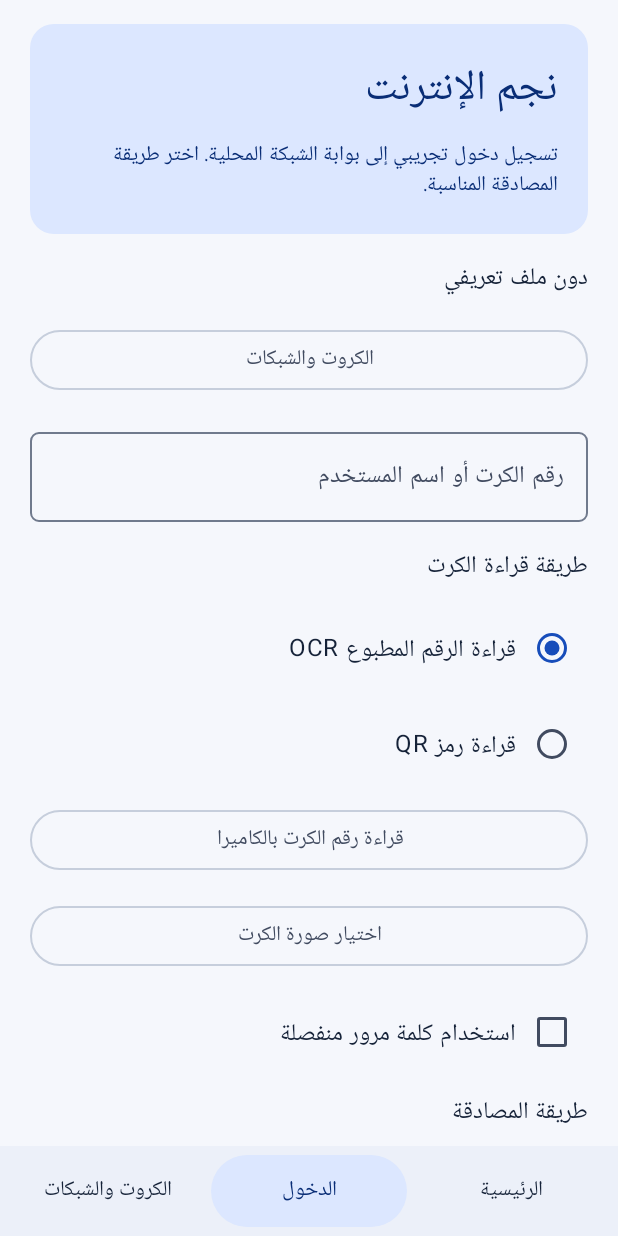
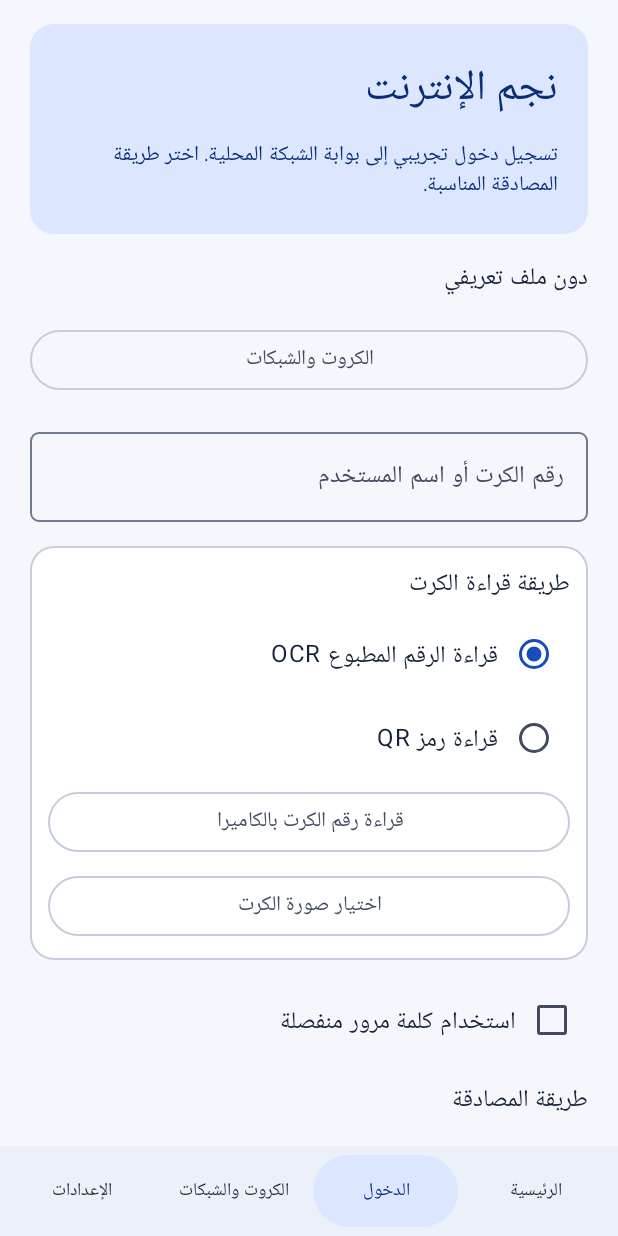
Before and after one commit to salehbinamrat/Najim-Android, an Android app built with Jetpack Compose: the screen it shows after launch (MainActivity), after a tap on "الدخول", on a phone screen of 412 x 824 dp. Run offline under Robolectric (Android 15) with nearby library versions, the phone set to English and light mode, and no system bars; libraries missing offline, so code that uses them is left out: androidx.camera.core, androidx.camera.lifecycle, androidx.camera.view, com.google.mlkit.vision.

Commit message:
Phase 08B2: verified appearance settings and modular screen components

```diff
--- a/app/src/main/java/com/najim/android/MainActivity.kt
+++ b/app/src/main/java/com/najim/android/MainActivity.kt
@@ -28,8 +28,15 @@ import com.najim.android.storage.AndroidVault
 import com.najim.android.storage.ProfileController
 import com.najim.android.storage.ProfileState
 import java.util.concurrent.Executors
+import com.najim.android.settings.AppearanceMode
+import com.najim.android.settings.AppearancePreferences
 
 class MainActivity : ComponentActivity() {
+    private val appearance = mutableStateOf(AppearanceMode.SYSTEM)
+    private val appearanceReady = mutableStateOf(false)
+    private val appearanceSaving = mutableStateOf(false)
+    private val appearanceFailed = mutableStateOf(false)
+    private lateinit var appearancePreferences: AppearancePreferences
     private val discoveryState = mutableStateOf<DiscoveryState>(DiscoveryState.Unavailable)
     private val attemptState = mutableStateOf<LoginAttemptState>(LoginAttemptState.Idle)
     private val inputGeneration = mutableStateOf(0)
@@ -50,6 +57,17 @@ class MainActivity : ComponentActivity() {
         gallery = GalleryImport(applicationContext.contentResolver, galleryWorker) { galleryState.value = it }
         val transport = AndroidGatewayTransport(applicationContext)
         val main = Handler(Looper.getMainLooper())
+        appearancePreferences = AppearancePreferences(applicationContext)
+        storageWorker.execute {
+            val loaded = runCatching { appearancePreferences.read() }
+            main.post {
+                if (!isDestroyed) {
+                    appearance.value = loaded.getOrDefault(AppearanceMode.SYSTEM)
+                    appearanceFailed.value = loaded.isFailure
+                    appearanceReady.value = true
+                }
+            }
+        }
         profiles = ProfileController(storageWorker, { task -> main.post { task() } },
             AndroidVault.create(applicationContext), { profileState.value = it })
         attempts = LoginAttemptController(
@@ -72,11 +90,16 @@ class MainActivity : ComponentActivity() {
         }
         enableEdgeToEdge()
         setContent {
-            NajimTheme {
+            NajimTheme(appearance.value) {
                 CompositionLocalProvider(LocalLayoutDirection provides LayoutDirection.Rtl) {
                     key(inputGeneration.value) {
                         FoundationScreen(discoveryState.value, discovery::refresh, attemptState.value,
                             lifecycleOwner = this@MainActivity,
+                            appearance = appearance.value,
+                            appearanceReady = appearanceReady.value,
+                            appearanceSaving = appearanceSaving.value,
+                            appearanceFailed = appearanceFailed.value,
+                            changeAppearance = ::changeAppearance,
                             profileState = profileState.value,
                             refreshProfiles = { profiles.refresh() },
                             createProfile = { name -> profiles.create(discoveryState.value, name) },
@@ -129,6 +152,23 @@ class MainActivity : ComponentActivity() {
         }
     }
 
+    private fun changeAppearance(mode: AppearanceMode) {
+        if (!appearanceReady.value || appearanceSaving.value || mode == appearance.value) return
+        appearanceSaving.value = true
+        appearanceFailed.value = false
+        val main = Handler(Looper.getMainLooper())
+        storageWorker.execute {
+            val saved = runCatching { appearancePreferences.write(mode) }.getOrDefault(false)
+            main.post {
+                if (!isDestroyed) {
+                    if (saved) appearance.value = mode
+                    appearanceFailed.value = !saved
+                    appearanceSaving.value = false
+                }
+            }
+        }
+    }
+
     override fun onStart() {
         super.onStart()
         discovery.start()
--- /dev/null
+++ b/app/src/main/java/com/najim/android/settings/AppearanceMode.kt
@@ -0,0 +1,16 @@
+package com.najim.android.settings
+
+internal enum class AppearanceMode(val storedValue: String) {
+    SYSTEM("system"), LIGHT("light"), DARK("dark");
+
+    fun usesDark(systemDark: Boolean): Boolean = when (this) {
+        SYSTEM -> systemDark
+        LIGHT -> false
+        DARK -> true
+    }
+
+    companion object {
+        fun fromStored(value: String?): AppearanceMode =
+            entries.firstOrNull { it.storedValue == value } ?: SYSTEM
+    }
+}
--- /dev/null
+++ b/app/src/main/java/com/najim/android/settings/AppearancePreferences.kt
@@ -0,0 +1,14 @@
+package com.najim.android.settings
+
+import android.content.Context
+
+/** Non-sensitive appearance only; never store credentials or consent here. Worker thread access. */
+internal class AppearancePreferences(context: Context) {
+    private val app = context.applicationContext
+    private fun preferences() = app.getSharedPreferences("appearance", Context.MODE_PRIVATE)
+
+    fun read(): AppearanceMode = AppearanceMode.fromStored(preferences().getString("mode", null))
+
+    fun write(mode: AppearanceMode): Boolean =
+        preferences().edit().putString("mode", mode.storedValue).commit()
+}
--- a/app/src/main/java/com/najim/android/ui/FoundationScreen.kt
+++ b/app/src/main/java/com/najim/android/ui/FoundationScreen.kt
@@ -2,6 +2,8 @@ package com.najim.android.ui
 
 import androidx.compose.foundation.layout.*
 import androidx.lifecycle.LifecycleOwner
+import androidx.activity.compose.BackHandler
+import com.najim.android.settings.AppearanceMode
 import androidx.compose.foundation.rememberScrollState
 import androidx.compose.foundation.verticalScroll
 import androidx.compose.foundation.text.KeyboardOptions
@@ -12,8 +14,6 @@ import androidx.compose.ui.Alignment
 import androidx.compose.ui.res.stringResource
 import androidx.compose.ui.text.input.KeyboardType
 import androidx.compose.ui.text.input.PasswordVisualTransformation
-import androidx.compose.ui.platform.LocalLayoutDirection
-import androidx.compose.ui.unit.LayoutDirection
 import androidx.compose.ui.unit.dp
 import com.najim.android.R
 import com.najim.android.ocr.GalleryState
@@ -35,6 +35,8 @@ import com.najim.android.storage.RetentionMode
 internal fun FoundationScreen(
     network: DiscoveryState, refreshNetwork: () -> Unit, attempt: LoginAttemptState,
     lifecycleOwner: LifecycleOwner,
+    appearance: AppearanceMode, appearanceReady: Boolean, appearanceSaving: Boolean,
+    appearanceFailed: Boolean, changeAppearance: (AppearanceMode) -> Unit,
     profileState: ProfileState, refreshProfiles: () -> Boolean, createProfile: (String) -> Boolean,
     setRetention: (NetworkProfile, RetentionMode) -> Boolean,
     loadCard: (NetworkProfile, SavedVoucher, (VaultRecord) -> Unit) -> Boolean,
@@ -75,6 +77,9 @@ internal fun FoundationScreen(
         }
         section = next
     }
+    BackHandler(enabled = section != NajimSection.HOME && !busy && !galleryActive) {
+        navigate(NajimSection.HOME)
+    }
     Scaffold(bottomBar = {
         NajimNavigation(section, enabled = !busy && !galleryActive, select = ::navigate)
     }) { insets ->
@@ -86,15 +91,12 @@ internal fun FoundationScreen(
             NajimHeader()
             when (section) {
                 NajimSection.HOME -> {
-                    NetworkCard(network, refreshNetwork)
-                    SessionCard(network, sessionState, enabled = !busy && !galleryActive,
-                        refresh = refreshSession, clear = clearSession, logout = logoutSession)
-                    Button(onClick = { navigate(NajimSection.LOGIN) }, enabled = !busy && !galleryActive,
-                        modifier = Modifier.fillMaxWidth()) { Text(stringResource(R.string.nav_login)) }
+                    HomeScreen(network, refreshNetwork, sessionState, !busy && !galleryActive,
+                        refreshSession, clearSession, logoutSession, openLogin = { navigate(NajimSection.LOGIN) })
                 }
                 NajimSection.CARDS -> {
-            ProfilePicker(network, profileState, selectedProfile, enabled = !busy && !galleryActive,
-                onSelect = {
+                    CardsScreen(network, profileState, selectedProfile, !busy && !galleryActive,
+                        select = {
                             if (selectedProfile !== it) {
                                 username = ""
                                 password = ""
@@ -102,12 +104,9 @@ internal fun FoundationScreen(
                                 consent = false
                             }
                             selectedProfile = it
-                }, refresh = refreshProfiles, create = createProfile, setRetention = setRetention)
-            val chosenProfile = selectedProfile
-            if (chosenProfile != null) {
-                SavedVoucherCard(chosenProfile, profileState.cards.filter { it.profileId == chosenProfile.id },
-                    enabled = !busy && !galleryActive,
-                    load = { card -> loadCard(chosenProfile, card) { record ->
+                        }, refresh = refreshProfiles, create = createProfile, setRetention = setRetention,
+                        load = loadCard, delete = deleteCard,
+                        onLoaded = { record ->
                             username = record.username
                             password = record.password.orEmpty()
                             usePassword = record.password != null
@@ -116,16 +115,14 @@ internal fun FoundationScreen(
                             saveApproved = false
                             legacySaveApproved = false
                             section = NajimSection.LOGIN
-                    } }, delete = { card ->
+                        }, onDeleting = {
                             username = ""
                             password = ""
                             usePassword = false
                             consent = false
                             saveApproved = false
                             legacySaveApproved = false
-                        deleteCard(chosenProfile, card)
                         })
-            }
                 }
                 NajimSection.LOGIN -> {
             val currentProfile = selectedProfile
@@ -152,29 +149,17 @@ internal fun FoundationScreen(
                     null -> R.string.error_empty
                 }))
             }
-            Text(stringResource(R.string.scan_mode), style = MaterialTheme.typography.titleMedium)
-            for (mode in ScanMode.entries) {
-                Row {
-                    RadioButton(selected = scanMode == mode, enabled = !busy && !galleryActive,
-                        onClick = { scanMode = mode })
-                    Text(stringResource(if (mode == ScanMode.OCR) R.string.scan_mode_ocr else R.string.scan_mode_qr),
-                        Modifier.padding(top = 12.dp))
-                }
-            }
-            key(network, selectedProfile, scanMode) {
-                VoucherScanner(lifecycleOwner, scanMode, enabled = !busy && !galleryActive, onConfirmed = { code ->
+            key(network, selectedProfile) {
+                ScanPanel(lifecycleOwner, scanMode, { scanMode = it }, !busy, galleryState,
+                    chooseImage, confirmImage, cancelImage, onCode = { code ->
                         username = code
                         password = ""
+                        usePassword = false
                         consent = false
+                        saveApproved = false
+                        legacySaveApproved = false
                     })
             }
-            GalleryScanner(galleryState, enabled = !busy, choose = { chooseImage(scanMode) }, confirm = {
-                confirmImage()?.let { code ->
-                    username = code
-                    password = ""
-                    consent = false
-                }
-            }, cancel = cancelImage)
             Row {
                 Checkbox(checked = usePassword, enabled = !busy, onCheckedChange = {
                     usePassword = it
@@ -252,7 +237,10 @@ internal fun FoundationScreen(
                 is LoginAttemptState.Finished -> resultMessage(attempt.result)
             }
             if (message != null) Text(stringResource(message))
+            ProfileNoticeText(profileState.notice)
                 }
+                NajimSection.SETTINGS -> SettingsScreen(appearance, appearanceReady,
+                    appearanceSaving, appearanceFailed, !busy && !galleryActive, changeAppearance)
             }
         }
         }
@@ -284,28 +272,3 @@ private fun resultMessage(result: GatewayLoginResult): Int = when (result) {
     GatewayLoginResult.ROUTER_RADIUS_TIMEOUT -> R.string.router_radius_timeout
     GatewayLoginResult.ROUTER_NO_VALID_PROFILE -> R.string.router_no_valid_profile
 }
-
-@Composable
-private fun NetworkCard(network: DiscoveryState, refresh: () -> Unit) {
-    OutlinedCard(Modifier.fillMaxWidth()) {
-        Column(Modifier.padding(16.dp), verticalArrangement = Arrangement.spacedBy(8.dp)) {
-            Text(stringResource(R.string.network_title), style = MaterialTheme.typography.titleMedium)
-            val message = when (network) {
-                DiscoveryState.NoWifi -> R.string.network_no_wifi
-                DiscoveryState.AmbiguousWifi -> R.string.network_ambiguous
-                DiscoveryState.NoGateway -> R.string.network_no_gateway
-                DiscoveryState.AmbiguousGateway -> R.string.network_ambiguous_gateway
-                DiscoveryState.Unavailable -> R.string.network_unavailable
-                is DiscoveryState.Ready -> R.string.network_gateway
-            }
-            Text(stringResource(message))
-            if (network is DiscoveryState.Ready) {
-                CompositionLocalProvider(LocalLayoutDirection provides LayoutDirection.Ltr) {
-                    Text(network.gateway)
-                }
-                Text(stringResource(R.string.network_not_authenticated))
-            }
-            OutlinedButton(onClick = refresh) { Text(stringResource(R.string.network_refresh)) }
-        }
-    }
-}
--- /dev/null
+++ b/app/src/main/java/com/najim/android/ui/HomeScreen.kt
@@ -0,0 +1,53 @@
+package com.najim.android.ui
+
+import androidx.compose.foundation.layout.*
+import androidx.compose.material3.*
+import androidx.compose.runtime.Composable
+import androidx.compose.runtime.CompositionLocalProvider
+import androidx.compose.ui.Modifier
+import androidx.compose.ui.platform.LocalLayoutDirection
+import androidx.compose.ui.res.stringResource
+import androidx.compose.ui.unit.LayoutDirection
+import androidx.compose.ui.unit.dp
+import com.najim.android.R
+import com.najim.android.auth.SessionViewState
+import com.najim.android.network.DiscoveryState
+
+@Composable
+internal fun HomeScreen(network: DiscoveryState, refreshNetwork: () -> Unit,
+                        session: SessionViewState, enabled: Boolean,
+                        refreshSession: (Boolean, Boolean) -> Boolean, clearSession: () -> Unit,
+                        logoutSession: (SessionViewState.Snapshot, Boolean) -> Boolean,
+                        openLogin: () -> Unit) {
+    NetworkCard(network, refreshNetwork)
+    SessionCard(network, session, enabled = enabled,
+        refresh = refreshSession, clear = clearSession, logout = logoutSession)
+    Button(onClick = openLogin, enabled = enabled, modifier = Modifier.fillMaxWidth()) {
+        Text(stringResource(R.string.nav_login))
+    }
+}
+
+@Composable
+private fun NetworkCard(network: DiscoveryState, refresh: () -> Unit) {
+    OutlinedCard(Modifier.fillMaxWidth()) {
+        Column(Modifier.padding(16.dp), verticalArrangement = Arrangement.spacedBy(8.dp)) {
+            Text(stringResource(R.string.network_title), style = MaterialTheme.typography.titleMedium)
+            val message = when (network) {
+                DiscoveryState.NoWifi -> R.string.network_no_wifi
+                DiscoveryState.AmbiguousWifi -> R.string.network_ambiguous
+                DiscoveryState.NoGateway -> R.string.network_no_gateway
+                DiscoveryState.AmbiguousGateway -> R.string.network_ambiguous_gateway
+                DiscoveryState.Unavailable -> R.string.network_unavailable
+                is DiscoveryState.Ready -> R.string.network_gateway
+            }
+            Text(stringResource(message))
+            if (network is DiscoveryState.Ready) {
+                CompositionLocalProvider(LocalLayoutDirection provides LayoutDirection.Ltr) {
+                    Text(network.gateway)
+                }
+                Text(stringResource(R.string.network_not_authenticated))
+            }
+            OutlinedButton(onClick = refresh) { Text(stringResource(R.string.network_refresh)) }
+        }
+    }
+}
--- a/app/src/main/java/com/najim/android/ui/NajimNavigation.kt
+++ b/app/src/main/java/com/najim/android/ui/NajimNavigation.kt
@@ -11,10 +11,10 @@ import androidx.compose.ui.unit.dp
 import com.najim.android.R
 
 internal enum class NajimSection(val label: Int) {
-    HOME(R.string.nav_home), LOGIN(R.string.nav_login), CARDS(R.string.nav_cards)
+    HOME(R.string.nav_home), LOGIN(R.string.nav_login), CARDS(R.string.nav_cards), SETTINGS(R.string.nav_settings)
 }
 
-/** Stable three-section shell. No new navigation dependency or retained secret back stack. */
+/** Stable four-section shell. No new navigation dependency or retained secret back stack. */
 @Composable
 internal fun NajimNavigation(section: NajimSection, enabled: Boolean, select: (NajimSection) -> Unit) {
     Surface(tonalElevation = 3.dp) {
@@ -30,7 +30,8 @@ internal fun NajimNavigation(section: NajimSection, enabled: Boolean, select: (N
                         disabledContainerColor = if (active) MaterialTheme.colorScheme.primaryContainer else androidx.compose.ui.graphics.Color.Transparent,
                         disabledContentColor = if (active) MaterialTheme.colorScheme.onPrimaryContainer else MaterialTheme.colorScheme.onSurfaceVariant
                     ), contentPadding = PaddingValues(horizontal = 4.dp, vertical = 8.dp)) {
-                    Text(stringResource(item.label), style = MaterialTheme.typography.labelLarge)
+                    Text(stringResource(item.label), style = MaterialTheme.typography.labelMedium,
+                        textAlign = androidx.compose.ui.text.style.TextAlign.Center)
                 }
             }
         }
--- a/app/src/main/java/com/najim/android/ui/NajimTheme.kt
+++ b/app/src/main/java/com/najim/android/ui/NajimTheme.kt
@@ -9,6 +9,7 @@ import androidx.compose.material3.lightColorScheme
 import androidx.compose.runtime.Composable
 import androidx.compose.ui.graphics.Color
 import androidx.compose.ui.unit.dp
+import com.najim.android.settings.AppearanceMode
 
 private val LightPalette = lightColorScheme(
     primary = Color(0xFF174DBA), onPrimary = Color.White,
@@ -45,9 +46,9 @@ private val NajimShapes = Shapes(
 )
 
 @Composable
-internal fun NajimTheme(content: @Composable () -> Unit) {
+internal fun NajimTheme(mode: AppearanceMode, content: @Composable () -> Unit) {
     MaterialTheme(
-        colorScheme = if (isSystemInDarkTheme()) DarkPalette else LightPalette,
+        colorScheme = if (mode.usesDark(isSystemInDarkTheme())) DarkPalette else LightPalette,
         shapes = NajimShapes,
         content = content
     )
--- a/app/src/main/java/com/najim/android/ui/ProfilePicker.kt
+++ b/app/src/main/java/com/najim/android/ui/ProfilePicker.kt
@@ -58,19 +58,7 @@ internal fun ProfilePicker(network: DiscoveryState, state: ProfileState, selecte
             OutlinedButton(onClick = { refresh() }, enabled = enabled) {
                 Text(stringResource(R.string.profile_refresh))
             }
-            val message = when (state.notice) {
-                ProfileNotice.NONE -> null
-                ProfileNotice.CREATED -> R.string.profile_created
-                ProfileNotice.SAVED -> R.string.profile_saved
-                ProfileNotice.FULL -> R.string.profile_full
-                ProfileNotice.UNAVAILABLE -> R.string.profile_unavailable
-                ProfileNotice.INVALID -> R.string.profile_invalid
-                ProfileNotice.DELETED -> R.string.saved_deleted
-                ProfileNotice.LOADED -> R.string.saved_loaded
-                ProfileNotice.NOT_FOUND -> R.string.saved_not_found
-                ProfileNotice.RETENTION_CHANGED -> R.string.saved_retention_changed
-            }
-            if (message != null) Text(stringResource(message))
+            ProfileNoticeText(state.notice)
         }
     }
 }
@@ -99,3 +87,20 @@ private fun RetentionPicker(profile: NetworkProfile, enabled: Boolean,
         }) { Text(stringResource(R.string.saved_retention_enable)) } },
         dismissButton = { TextButton(onClick = { confirm = false }) { Text(stringResource(R.string.logout_back)) } })
 }
+
+@Composable
+internal fun ProfileNoticeText(notice: ProfileNotice) {
+    val message = when (notice) {
+        ProfileNotice.NONE -> null
+        ProfileNotice.CREATED -> R.string.profile_created
+        ProfileNotice.SAVED -> R.string.profile_saved
+        ProfileNotice.FULL -> R.string.profile_full
+        ProfileNotice.UNAVAILABLE -> R.string.profile_unavailable
+        ProfileNotice.INVALID -> R.string.profile_invalid
+        ProfileNotice.DELETED -> R.string.saved_deleted
+        ProfileNotice.LOADED -> R.string.saved_loaded
+        ProfileNotice.NOT_FOUND -> R.string.saved_not_found
+        ProfileNotice.RETENTION_CHANGED -> R.string.saved_retention_changed
+    }
+    if (message != null) Text(stringResource(message))
+}
--- /dev/null
+++ b/app/src/main/java/com/najim/android/ui/ScanPanel.kt
@@ -0,0 +1,38 @@
+package com.najim.android.ui
+
+import androidx.compose.foundation.layout.*
+import androidx.compose.material3.*
+import androidx.compose.runtime.*
+import androidx.compose.ui.Modifier
+import androidx.compose.ui.res.stringResource
+import androidx.compose.ui.unit.dp
+import androidx.lifecycle.LifecycleOwner
+import com.najim.android.R
+import com.najim.android.ocr.GalleryState
+import com.najim.android.ocr.ScanMode
+
+@Composable
+internal fun ScanPanel(owner: LifecycleOwner, mode: ScanMode, selectMode: (ScanMode) -> Unit,
+                       enabled: Boolean, galleryState: GalleryState,
+                       chooseImage: (ScanMode) -> Unit, confirmImage: () -> String?,
+                       cancelImage: () -> Unit, onCode: (String) -> Unit) {
+    val galleryActive = galleryState != GalleryState.Idle
+    OutlinedCard(Modifier.fillMaxWidth()) {
+        Column(Modifier.padding(12.dp), verticalArrangement = Arrangement.spacedBy(8.dp)) {
+            Text(stringResource(R.string.scan_mode), style = MaterialTheme.typography.titleMedium)
+            for (item in ScanMode.entries) {
+                Row {
+                    RadioButton(selected = mode == item, enabled = enabled && !galleryActive,
+                        onClick = { selectMode(item) })
+                    Text(stringResource(if (item == ScanMode.OCR) R.string.scan_mode_ocr else R.string.scan_mode_qr),
+                        Modifier.padding(top = 12.dp))
+                }
+            }
+            key(mode) {
+                VoucherScanner(owner, mode, enabled = enabled && !galleryActive, onConfirmed = onCode)
+            }
+            GalleryScanner(galleryState, enabled = enabled, choose = { chooseImage(mode) },
+                confirm = { confirmImage()?.let(onCode) }, cancel = cancelImage)
+        }
+    }
+}
```
Also changed, not shown: app/src/main/java/com/najim/android/ui/CardsScreen.kt (added, +25 -0 lines), app/src/main/java/com/najim/android/ui/SettingsScreen.kt (added, +43 -0 lines), app/src/main/res/values/strings.xml (+10 -0 lines), 2 other files. Lines whose indentation alone changed are shown as unchanged.
